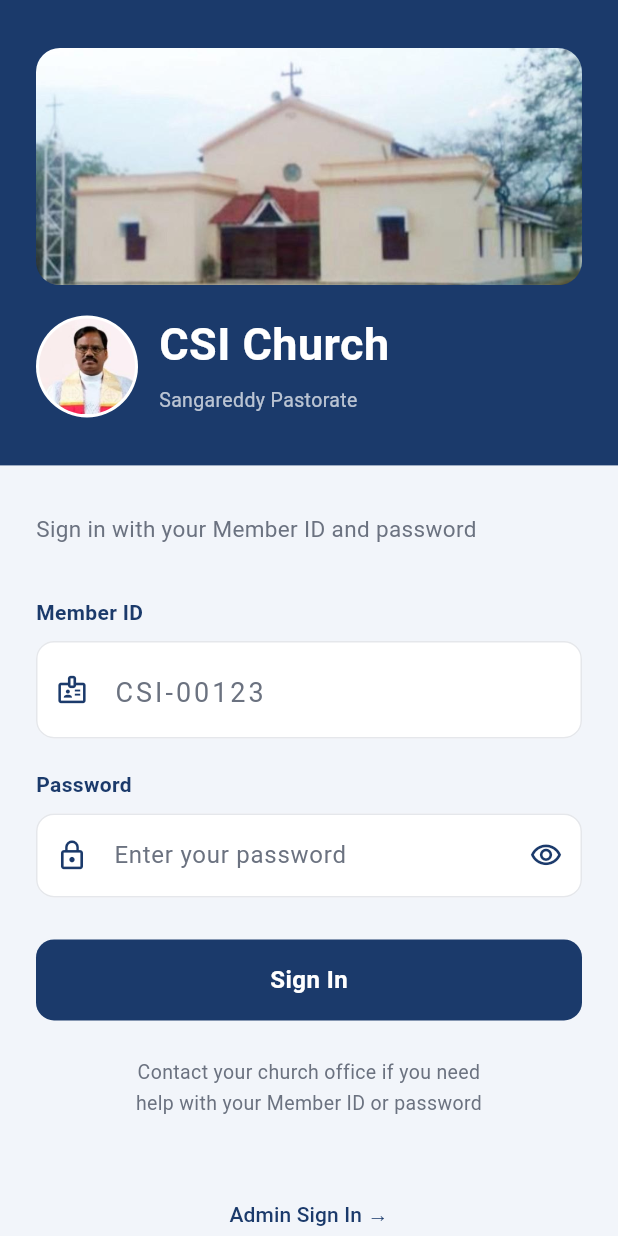
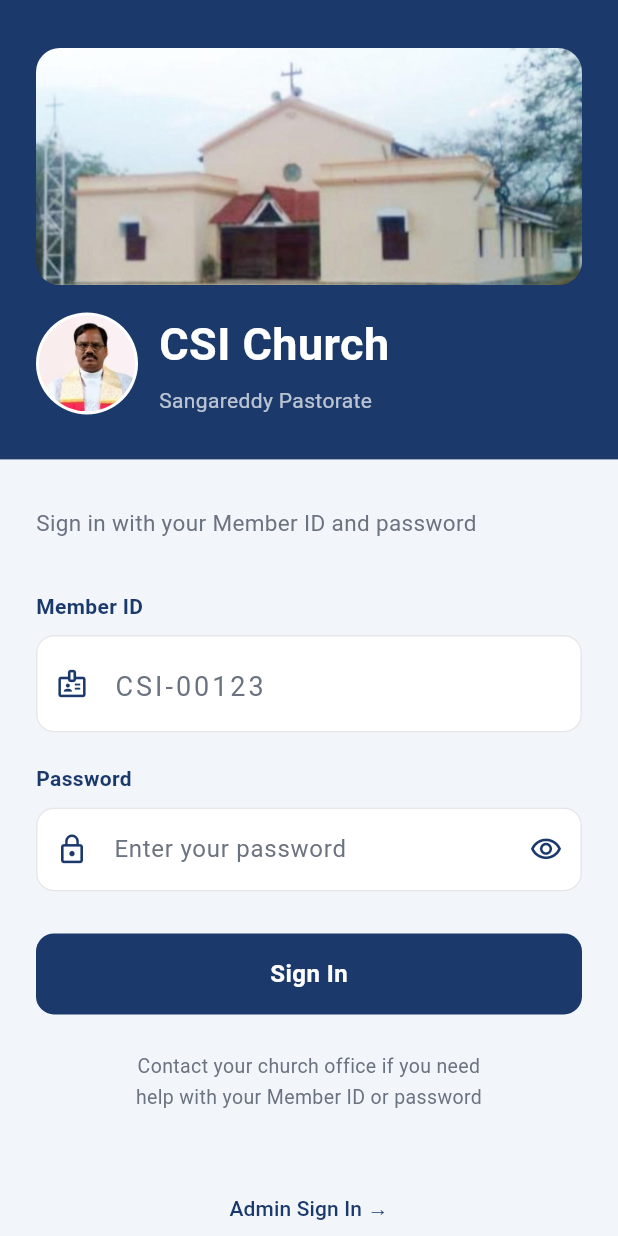
Before and after one commit to RAJ3SHJ/TempleApp, a Flutter app: the screen it shows after launch, on a phone screen of 412 x 824 dp. Run offline on Flutter 3.47's test engine with Material 3 defaults, Android fonts, the phone set to English and light mode, and no system bars; our stand-ins replace cloud_firestore, firebase_auth, firebase_core, firebase_messaging, pdf, share_plus; accounts and stored records are empty.

Commit message:
Login header: subtitle below church name
Co-Authored-By: Claude Sonnet 5.5 <noreply@anthropic.com>
Claude-Session: https://claude.ai/code/session_01DhebjiHj8GBhKmmCAFmVy8

```diff
--- a/lib/screens/login_screen.dart
+++ b/lib/screens/login_screen.dart
@@ -260,18 +260,14 @@ class _LoginScreenState extends State<LoginScreen> {
               ),
               const SizedBox(width: 14),
               const Expanded(
-                child: Wrap(
-                  crossAxisAlignment: WrapCrossAlignment.end,
-                  spacing: 10,
-                  runSpacing: 2,
+                child: Column(
+                  crossAxisAlignment: CrossAxisAlignment.start,
                   children: [
                     Text('CSI Church',
                         style: TextStyle(fontSize: 30, fontWeight: FontWeight.w700, color: AppTheme.white, letterSpacing: 0.3)),
-                    Padding(
-                      padding: EdgeInsets.only(bottom: 5),
-                      child: Text('Sangareddy Pastorate',
-                          style: TextStyle(fontSize: 13, color: Colors.white70)),
-                    ),
+                    SizedBox(height: 2),
+                    Text('Sangareddy Pastorate',
+                        style: TextStyle(fontSize: 14, color: Colors.white70)),
                   ],
                 ),
               ),
```
